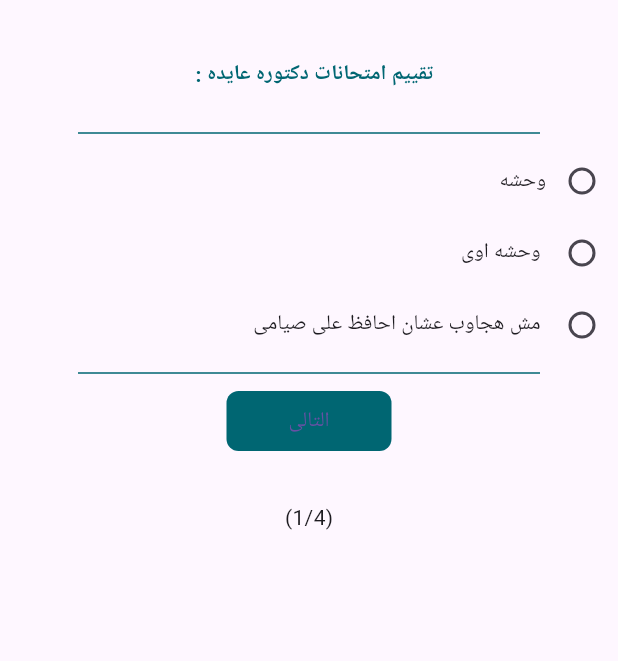
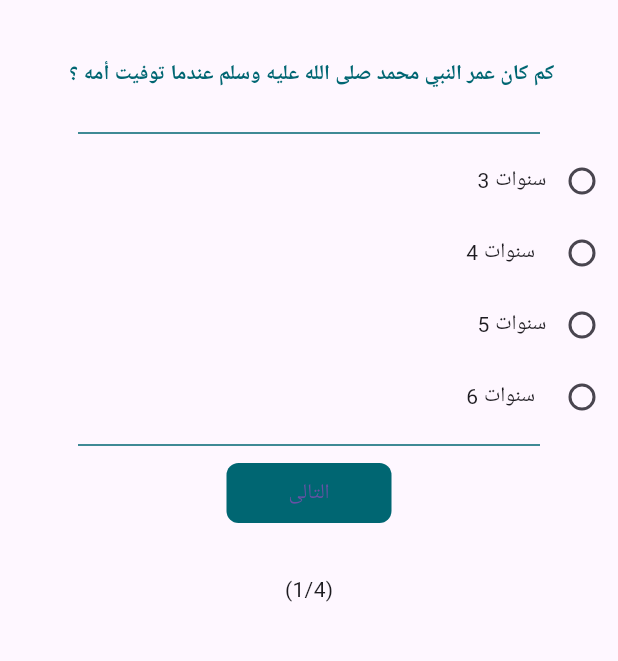
Before and after one commit to mohamedamr77/quizapp, a Flutter app: the screen it shows after launch, on a phone screen of 412 x 824 dp, the part 188-849 px from its top. Run offline on Flutter 3.47's test engine with Material 3 defaults, Android fonts, the phone set to English and light mode, and no system bars.

Commit message:
add google_fonts

```diff
--- a/lib/ui/q1.dart
+++ b/lib/ui/q1.dart
@@ -20,24 +20,28 @@ class _HomeScreenState extends State<HomeScreen> {
 
   List<Map<String,dynamic> > questions =[
     {
-      "title" : " : تقييم امتحانات دكتوره عايده ",
-      "answers" : ["وحشه" , "وحشه اوى " , "مش هجاوب عشان احافظ على صيامى "],
-      "correctAnswer":"وحشه",
+      "title" : "كم كان عمر النبي محمد صلى الله عليه وسلم عندما توفيت أمه ؟ ",
+      "answers" : [" 3 سنوات" , " 4 سنوات  " , "5 سنوات","6 سنوات  "],
+      "correctAnswer":"5 سنوات",
     } ,
 
     {
-      "title" : " : تقييم دكتور مصطفى العشرى ",
-      "answers" : ["جميل" , "عظمه" , "فوق عظمه " , "فوق التقييم" ]
+      "title" : " كم عدد التكبيرات في الركعة الأولى في صلاة العيد؟ ",
+      "answers" : ["ستة" , "سبعة" , " تسعة " , "خمسة" ],
+      "correctAnswer":"سبعة",
     } ,
 
     {
-      "title" : "تقييم امتحانات دكتوره امنيه  ",
-      "answers" : ["ربنا يخليها لينا يارب " , "زى الفل " ,]
+      "title" : " ما هي أطول سورة في القرآن الكريم؟",
+      "answers" : [" سورة البقره" , "سورة النساء " ,"سورة المائده","سورة الكهف"],
+      "correctAnswer":"سورة البقره",
+
     } ,
 
     {
-      "title" : "  هل انا شخص مميز بالنسبالك ",
-      "answers" : ["ايوه " , "اكيد طبعا " ,]
+      "title" : "ما السورة التي ختمت باسم وقت من أوقات الصلاة؟",
+      "answers" : [" سورة القدر" , "سورة البلد " ,"سورة الأعلى","سورة الفجر"],
+      "correctAnswer":"سورة الأعلى",
     } ,
   ];
 
@@ -85,7 +89,9 @@ class _HomeScreenState extends State<HomeScreen> {
                   context: context,
                   builder: (context) => ResultDialog(),
               );
+              pageNumber=1;
             }
+
           },
               text: pageNumber==questions.length ? TextStatic.submitButton :TextStatic.continueButton,
           ),
--- a/pubspec.yaml
+++ b/pubspec.yaml
@@ -35,6 +35,7 @@ dependencies:
   # The following adds the Cupertino Icons font to your application.
   # Use with the CupertinoIcons class for iOS style icons.
   cupertino_icons: ^1.0.2
+  google_fonts: ^6.2.0
 
 dev_dependencies:
   flutter_test:
```
Also changed, not shown: pubspec.lock, 1 other file.
